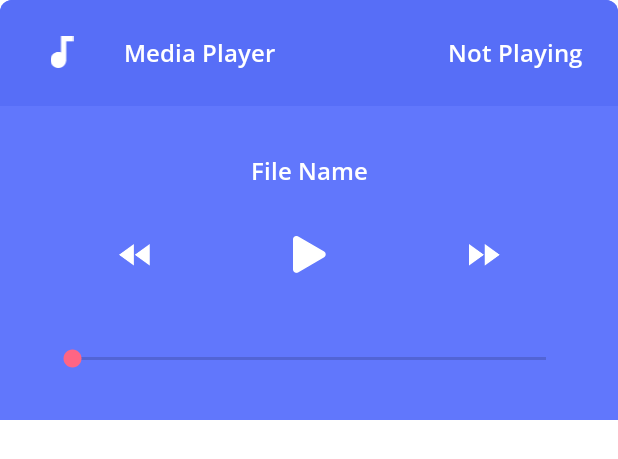
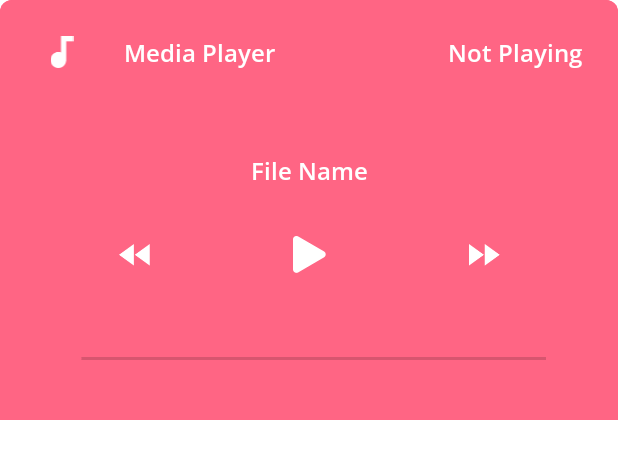
Before and after one commit to TheResilient/Indra_Android1, an Android app: the layout player_sheet.xml on its own in the app's theme, with its tools: preview values and no code run, on a phone screen of 412 x 824 dp. Shown: the top 459 px of the screen. Run offline under Robolectric (Android 15) with nearby library versions, the phone set to English and light mode, and no system bars.

Commit message:
done some color changes

```diff
--- a/app/src/main/res/drawable/media_header_bg.xml
+++ b/app/src/main/res/drawable/media_header_bg.xml
@@ -2,7 +2,7 @@
 <selector xmlns:android="http://schemas.android.com/apk/res/android">
     <item>
         <shape>
-            <solid android:color="@color/colorPrimaryDark" />
+            <solid android:color="@color/colorAccent" />
             <corners android:topLeftRadius="8dp" android:topRightRadius="8dp" />
         </shape>
     </item>
--- a/app/src/main/res/drawable/player_bg.xml
+++ b/app/src/main/res/drawable/player_bg.xml
@@ -2,7 +2,7 @@
 <selector xmlns:android="http://schemas.android.com/apk/res/android">
     <item>
         <shape>
-            <solid android:color="@color/colorPrimary" />
+            <solid android:color="@color/colorAccent" />
             <corners android:topLeftRadius="8dp" android:topRightRadius="8dp" />
         </shape>
     </item>
--- a/app/src/main/res/layout/player_sheet.xml
+++ b/app/src/main/res/layout/player_sheet.xml
@@ -76,7 +76,7 @@
 
     <ImageButton
         android:id="@+id/player_play_btn"
-        android:background="@color/colorPrimary"
+        android:background="@color/colorAccent"
         android:layout_width="wrap_content"
         android:layout_height="wrap_content"
         android:layout_marginTop="16dp"
@@ -88,7 +88,7 @@
 
     <ImageButton
         android:id="@+id/imageView3"
-        android:background="@color/colorPrimary"
+        android:background="@color/colorAccent"
         android:layout_width="wrap_content"
         android:layout_height="wrap_content"
         android:padding="16dp"
@@ -100,7 +100,7 @@
 
     <ImageButton
         android:id="@+id/imageView4"
-        android:background="@color/colorPrimary"
+        android:background="@color/colorAccent"
         android:layout_width="wrap_content"
         android:layout_height="wrap_content"
         android:padding="16dp"
```
